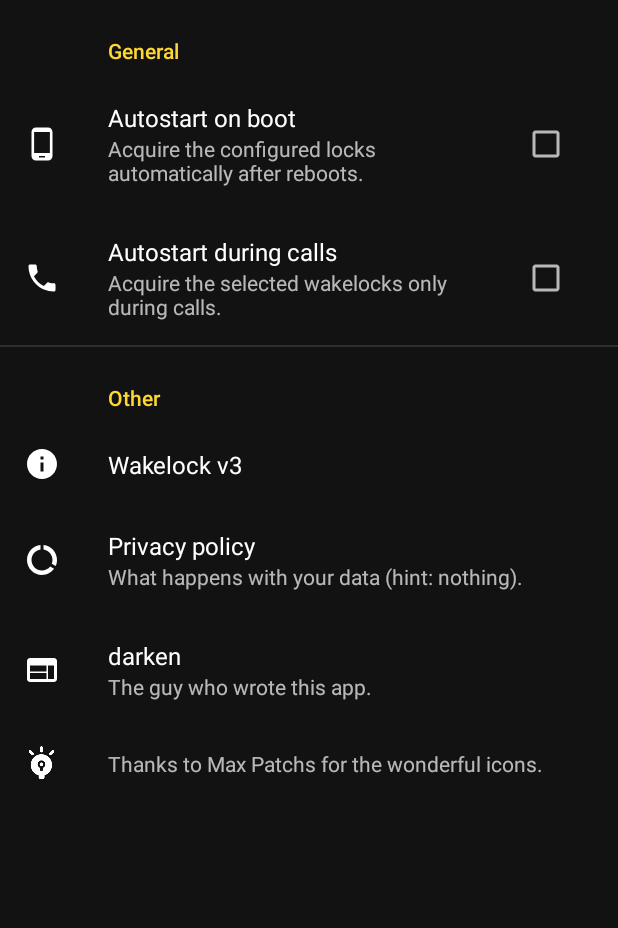
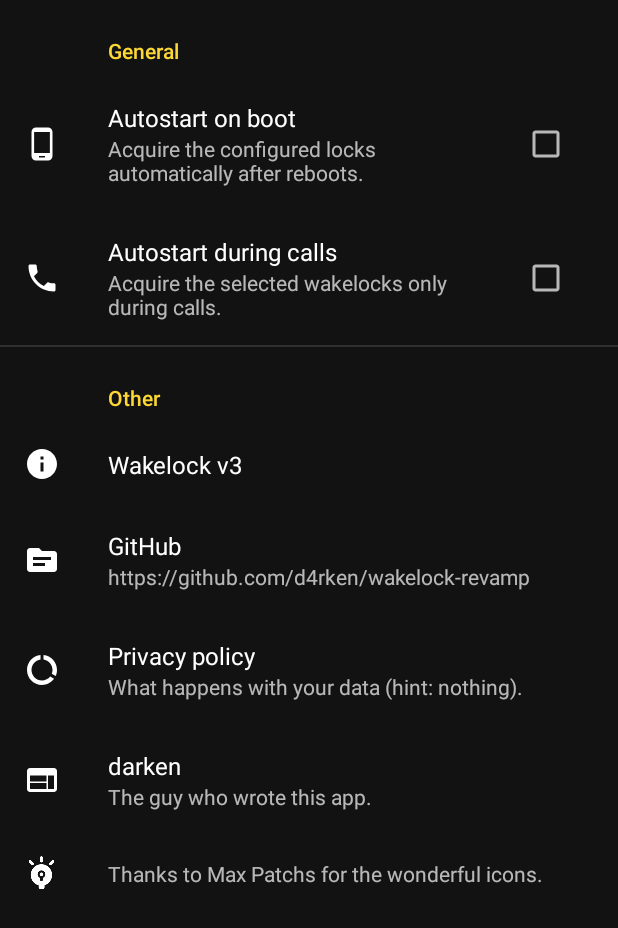
Before and after one commit to d4rken-org/wakelock-revamp, an Android app: the fragment SettingsFragment placed in its activity, on a phone screen of 412 x 824 dp. Shown: the top 928 px of the screen. Run offline under Robolectric (Android 15) with nearby library versions, the phone set to English and light mode, and no system bars; our stand-ins replace ButterKnife, androidx.preference; libraries missing offline, so code that uses them is left out: com.tbruyelle.rxpermissions2, eu.darken.mvpbakery; 4 statements that could not run were skipped.

Commit message:
Add link to GitHub

```diff
--- /dev/null
+++ b/app/src/main/res/drawable/ic_baseline_source_24.xml
@@ -0,0 +1,9 @@
+<vector xmlns:android="http://schemas.android.com/apk/res/android"
+    android:width="24dp"
+    android:height="24dp"
+    android:viewportWidth="24"
+    android:viewportHeight="24">
+  <path
+      android:fillColor="#FFFFFF"
+      android:pathData="M20,6h-8l-2,-2H4C2.9,4 2.01,4.9 2.01,6L2,18c0,1.1 0.9,2 2,2h16c1.1,0 2,-0.9 2,-2V8C22,6.9 21.1,6 20,6zM14,16H6v-2h8V16zM18,12H6v-2h12V12z" />
+</vector>
--- a/app/src/main/res/xml/settings_core.xml
+++ b/app/src/main/res/xml/settings_core.xml
@@ -15,15 +15,23 @@
             android:summary="@string/description_call_autostart"
             android:title="@string/label_call_autostart"/>
     </PreferenceCategory>
-    <PreferenceCategory
-        android:title="@string/label_category_other">
+    <PreferenceCategory android:title="@string/label_category_other">
         <Preference
             android:icon="@drawable/ic_info_white_24dp"
             android:key="core.version"
             android:title="@string/app_name">
             <intent
                 android:action="android.intent.action.VIEW"
-                android:data="https://play.google.com/store/apps/details?id=eu.thedarken.wldonate"/>
+                android:data="https://play.google.com/store/apps/details?id=eu.thedarken.wldonate" />
+        </Preference>
+        <Preference
+            android:icon="@drawable/ic_baseline_source_24"
+            android:key="core.github"
+            android:summary="https://github.com/d4rken/wakelock-revamp"
+            android:title="GitHub">
+            <intent
+                android:action="android.intent.action.VIEW"
+                android:data="https://github.com/d4rken/wakelock-revamp" />
         </Preference>
         <Preference
             android:icon="@drawable/ic_data_usage_white_24dp"
@@ -32,7 +40,7 @@
             android:title="@string/label_privacy_policy">
             <intent
                 android:action="android.intent.action.VIEW"
-                android:data="https://raw.githubusercontent.com/d4rken/wakelock-revamp/master/PRIVACY_POLICY_GPLAY.md"/>
+                android:data="https://raw.githubusercontent.com/d4rken/wakelock-revamp/master/PRIVACY_POLICY_GPLAY.md" />
         </Preference>
         <Preference
             android:icon="@drawable/ic_web_white_24dp"
```
